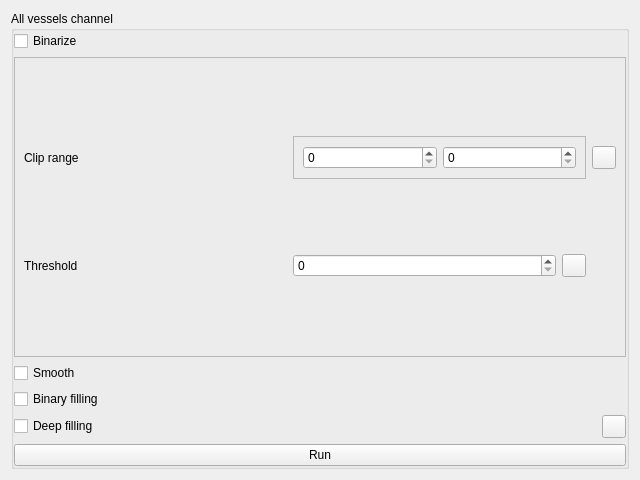
Above: ClearMap/gui/creator/vasculature_params.ui from ClearAnatomics/ClearMap before the change. Below: the same form after it.
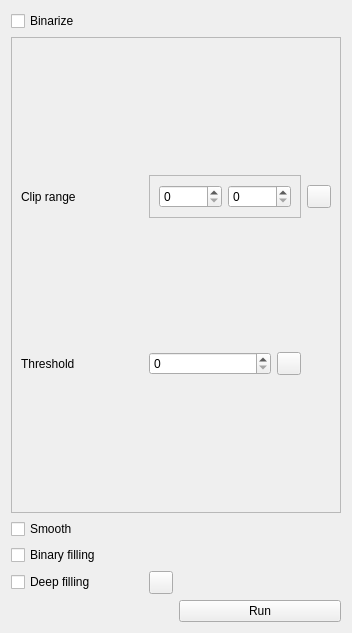
That is the form after the change. Icons and pictures are not drawn.

Commit message: BUGFIX: Fixes vasculature tab initialisation

```diff
--- a/ClearMap/gui/creator/vasculature_params.ui
+++ b/ClearMap/gui/creator/vasculature_params.ui
@@ -6,36 +6,22 @@
    <rect>
     <x>0</x>
     <y>0</y>
-    <width>640</width>
-    <height>480</height>
+    <width>352</width>
+    <height>633</height>
    </rect>
   </property>
   <property name="windowTitle">
    <string>Form</string>
   </property>
-  <layout class="QVBoxLayout" name="verticalLayout">
-   <item>
-    <widget class="QGroupBox" name="binarizationControlsGroupBox">
-     <property name="styleSheet">
-      <string notr="true"/>
-     </property>
-     <property name="title">
-      <string>All vessels channel</string>
-     </property>
      <layout class="QGridLayout" name="gridLayout">
-      <property name="leftMargin">
-       <number>0</number>
-      </property>
-      <property name="topMargin">
-       <number>0</number>
-      </property>
-      <property name="rightMargin">
-       <number>0</number>
-      </property>
-      <property name="bottomMargin">
-       <number>0</number>
-      </property>
-      <item row="1" column="0">
+   <item row="0" column="0">
+    <widget class="QCheckBox" name="runBinarizationCheckBox">
+     <property name="text">
+      <string>Binarize</string>
+     </property>
+    </widget>
+   </item>
+   <item row="1" column="0" colspan="2">
        <widget class="QFrame" name="frame">
         <property name="frameShape">
          <enum>QFrame::StyledPanel</enum>
@@ -137,21 +123,7 @@
         </layout>
        </widget>
       </item>
-      <item row="9" column="0">
-       <widget class="QPushButton" name="binarizePushButton">
-        <property name="text">
-         <string>Run</string>
-        </property>
-       </widget>
-      </item>
-      <item row="0" column="0">
-       <widget class="QCheckBox" name="runBinarizationCheckBox">
-        <property name="text">
-         <string>Binarize</string>
-        </property>
-       </widget>
-      </item>
-      <item row="5" column="0">
+   <item row="2" column="0">
        <layout class="QGridLayout" name="gridLayout_9">
         <item row="1" column="0">
          <widget class="QCheckBox" name="binarizationBinaryFillingCheckBox">
@@ -187,7 +159,11 @@
         </item>
        </layout>
       </item>
-     </layout>
+   <item row="3" column="1">
+    <widget class="QPushButton" name="binarizePushButton">
+     <property name="text">
+      <string>Run</string>
+     </property>
     </widget>
    </item>
   </layout>
```
Left out of the diff: 10 changed lines with no effect on the pictures. Lines whose indentation alone changed are shown as unchanged. The commit also changes 2 other files.
